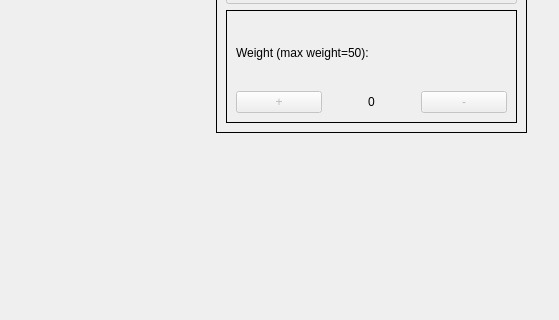
Qt form ui/elevatordialog.ui (DxTa/-SP-Elevator-Controller-System) before a commit; both pictures show x 285 to 844 and y 196 to 516 of the 844 by 706 pixel window.
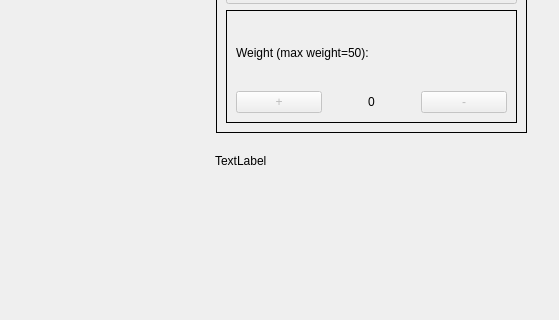
The same form after that commit.

Patch:
```diff
--- a/ui/elevatordialog.ui
+++ b/ui/elevatordialog.ui
@@ -518,6 +518,25 @@
     </item>
    </layout>
   </widget>
+  <widget class="QLabel" name="logLabel">
+   <property name="geometry">
+    <rect>
+     <x>500</x>
+     <y>350</y>
+     <width>301</width>
+     <height>311</height>
+    </rect>
+   </property>
+   <property name="text">
+    <string>TextLabel</string>
+   </property>
+   <property name="alignment">
+    <set>Qt::AlignLeading|Qt::AlignLeft|Qt::AlignTop</set>
+   </property>
+   <property name="wordWrap">
+    <bool>true</bool>
+   </property>
+  </widget>
   <zorder>frame_5</zorder>
   <zorder>frame_6</zorder>
   <zorder>frame_4</zorder>
```
Left out of the diff: 1 changed line with no effect on the pictures.
